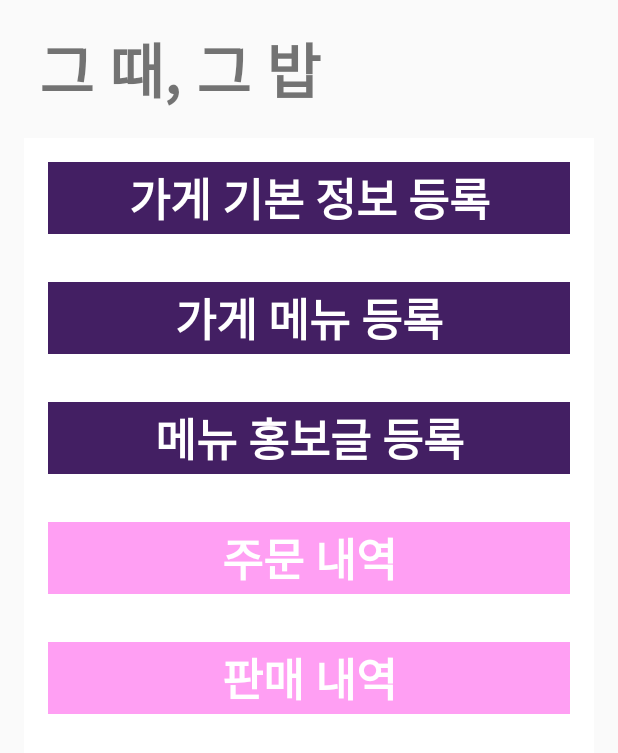
After one commit to AjouDisorder/FrontBoss, an Android app: the HomeActivity screen opened directly, with no data from a screen before it, on a phone screen of 412 x 824 dp. The commit adds this screen. Shown: the top 753 px of the screen. Run offline under Robolectric (Android 15) with nearby library versions, the phone set to English and light mode, and no system bars.

Commit message:
사장님 Home 구현 및 가게 정보등록, 메뉴등록 버튼 제작

```diff
--- a/app/src/main/AndroidManifest.xml
+++ b/app/src/main/AndroidManifest.xml
@@ -13,7 +13,10 @@
         android:supportsRtl="true"
         android:theme="@style/AppTheme"
         android:usesCleartextTraffic="true">
-        <activity android:name=".JoinActivity"></activity>
+        <activity android:name=".Home.MenuInfoActivity"></activity>
+        <activity android:name=".Home.MartInfoActivity" />
+        <activity android:name=".Home.HomeActivity" />
+        <activity android:name=".JoinActivity" />
         <activity android:name=".RtrofitTestActivity" />
         <activity android:name=".KakaoAddressActivity" />
         <activity android:name=".KakaoInfoActivity" /> <!-- 카카오 -->
--- /dev/null
+++ b/app/src/main/java/com/realmealboss/realmeal/Home/HomeActivity.kt
@@ -0,0 +1,25 @@
+package com.realmealboss.realmeal.Home
+
+import android.content.Intent
+import androidx.appcompat.app.AppCompatActivity
+import android.os.Bundle
+import com.realmealboss.realmeal.LoginActivity
+import com.realmealboss.realmeal.R
+import kotlinx.android.synthetic.main.activity_home.*
+
+class HomeActivity : AppCompatActivity() {
+
+    override fun onCreate(savedInstanceState: Bundle?) {
+        super.onCreate(savedInstanceState)
+        setContentView(R.layout.activity_home)
+
+        mart_info_button.setOnClickListener{
+            val intent = Intent(this, MartInfoActivity::class.java)
+            startActivity(intent)
+        }
+        menu_info_button.setOnClickListener{
+            val intent = Intent(this, MenuInfoActivity::class.java)
+            startActivity(intent)
+        }
+    }
+}
--- a/app/src/main/java/com/realmealboss/realmeal/LoginActivity.kt
+++ b/app/src/main/java/com/realmealboss/realmeal/LoginActivity.kt
@@ -19,6 +19,7 @@ import com.kakao.usermgmt.UserManagement
 import com.kakao.usermgmt.callback.MeV2ResponseCallback
 import com.kakao.usermgmt.response.MeV2Response
 import com.kakao.util.exception.KakaoException
+import com.realmealboss.realmeal.Home.HomeActivity
 import com.realmealboss.realmeal.Retrofit.IMyService
 import com.realmealboss.realmeal.Retrofit.ResponseDTO
 import com.realmealboss.realmeal.Retrofit.RetrofitClient
@@ -89,7 +90,7 @@ class LoginActivity : AppCompatActivity() {
             ) {
                 println(response?.body().toString())
                 if(response?.body().toString() == "ResponseDTO(result=login success)") {
-                    val intent = Intent(this@LoginActivity, ListActivity::class.java)
+                    val intent = Intent(this@LoginActivity, HomeActivity::class.java)
                     startActivity(intent)
                 }else{
                     Toast.makeText(this@LoginActivity,"없는 회원입니다",Toast.LENGTH_SHORT).show()
--- /dev/null
+++ b/app/src/main/res/layout/activity_home.xml
@@ -0,0 +1,92 @@
+<?xml version="1.0" encoding="utf-8"?>
+<androidx.constraintlayout.widget.ConstraintLayout xmlns:android="http://schemas.android.com/apk/res/android"
+    xmlns:app="http://schemas.android.com/apk/res-auto"
+    xmlns:tools="http://schemas.android.com/tools"
+    android:layout_width="match_parent"
+    android:layout_height="match_parent"
+    tools:context=".Home.HomeActivity">
+
+    <TextView
+        android:id="@+id/home_title"
+        android:layout_width="match_parent"
+        android:layout_height="60dp"
+        android:text=" 그 때, 그 밥 "
+        android:textStyle="bold"
+        android:textSize="40sp"
+        android:layout_margin="16dp"
+        app:layout_constraintEnd_toEndOf="parent"
+        app:layout_constraintStart_toStartOf="parent"
+        app:layout_constraintTop_toTopOf="parent" />
+
+    <LinearLayout
+        android:orientation="vertical"
+        android:layout_margin="16dp"
+        android:padding="16dp"
+        android:background="@android:color/white"
+        android:layout_width="match_parent"
+        android:layout_height="wrap_content"
+        app:layout_constraintTop_toBottomOf="@+id/home_title">
+
+        <Button
+            android:id="@+id/mart_info_button"
+            android:text="가게 기본 정보 등록"
+            android:textColor="@android:color/white"
+            android:textSize="30sp"
+            android:textStyle="bold"
+            android:background="#431F63"
+            android:layout_marginBottom="32dp"
+            style="@style/Base.Widget.AppCompat.Button.Borderless.Colored"
+            android:layout_width="match_parent"
+            android:layout_height="wrap_content" />
+
+        <Button
+            android:id="@+id/menu_info_button"
+            android:text="가게 메뉴 등록"
+            android:textColor="@android:color/white"
+            android:textSize="30sp"
+            android:textStyle="bold"
+            android:background="#431F63"
+            android:layout_marginBottom="32dp"
+            style="@style/Base.Widget.AppCompat.Button.Borderless.Colored"
+            android:layout_width="match_parent"
+            android:layout_height="wrap_content" />
+
+        <Button
+            android:id="@+id/promotion_info_button"
+            android:text="메뉴 홍보글 등록"
+            android:textColor="@android:color/white"
+            android:textSize="30sp"
+            android:textStyle="bold"
+            android:background="#431F63"
+            android:layout_marginBottom="32dp"
+            style="@style/Base.Widget.AppCompat.Button.Borderless.Colored"
+            android:layout_width="match_parent"
+            android:layout_height="wrap_content" />
+
+        <Button
+            android:id="@+id/order_details_button"
+            android:text="주문 내역"
+            android:textColor="@android:color/white"
+            android:textSize="30sp"
+            android:textStyle="bold"
+            android:background="#FF9FF3"
+            android:layout_marginBottom="32dp"
+            style="@style/Base.Widget.AppCompat.Button.Borderless.Colored"
+            android:layout_width="match_parent"
+            android:layout_height="wrap_content" />
+
+        <Button
+            android:id="@+id/sales_details_button"
+            android:text="판매 내역"
+            android:textColor="@android:color/white"
+            android:textSize="30sp"
+            android:textStyle="bold"
+            android:background="#FF9FF3"
+            android:layout_marginBottom="32dp"
+            style="@style/Base.Widget.AppCompat.Button.Borderless.Colored"
+            android:layout_width="match_parent"
+            android:layout_height="wrap_content" />
+
+
+    </LinearLayout>
+</androidx.constraintlayout.widget.ConstraintLayout>
```
Also changed, not shown: app/src/main/java/com/realmealboss/realmeal/Home/MartInfoActivity.kt (added, +13 -0 lines), app/src/main/java/com/realmealboss/realmeal/Home/MenuInfoActivity.kt (added, +13 -0 lines), app/src/main/res/layout/activity_mart_info.xml (added, +21 -0 lines), app/src/main/res/layout/activity_menu_info.xml (added, +21 -0 lines), app/src/main/res/drawable-xxxhdpi/ic_location.png (added), app/src/main/res/drawable-xxxhdpi/ic_weather.png (added).
